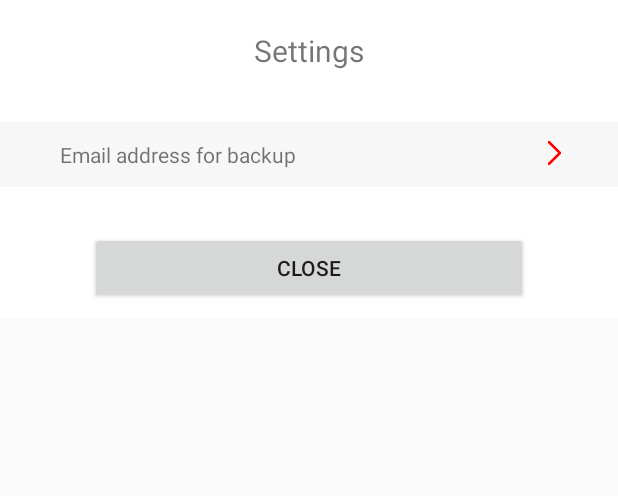
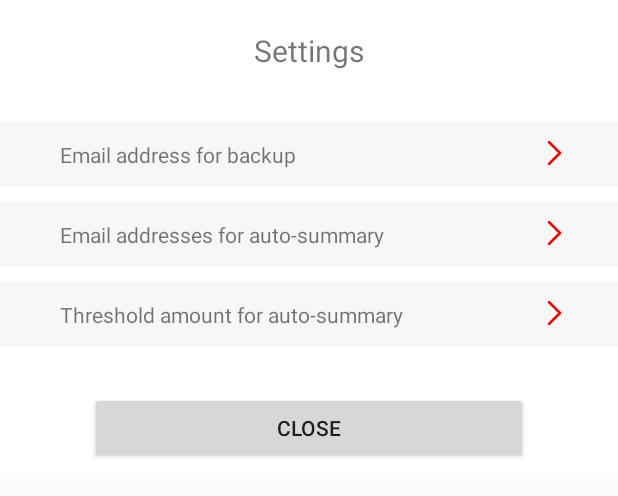
Before and after one commit to manangatangy/kidspend2, an Android app: the layout fragment_settings.xml on its own in the app's theme, with its tools: preview values and no code run, on a phone screen of 412 x 824 dp. Shown: the top 496 px of the screen. Run offline under Robolectric (Android 15) with nearby library versions, the phone set to English and light mode, and no system bars.

Commit message:
Add auto email prefs and settings

```diff
--- a/Kidspend2/app/src/main/res/layout/fragment_settings.xml
+++ b/Kidspend2/app/src/main/res/layout/fragment_settings.xml
@@ -59,9 +59,70 @@
                     android:hint="Backup Email Address"
                     android:maxLines="1" />
             </android.support.design.widget.TextInputLayout>
-
         </LinearLayout>
     </com.wolfie.kidspend2.view.component.settings.ItemEmailAddress>
+
+    <com.wolfie.kidspend2.view.component.settings.ItemAutoEmailTargets
+        android:id="@+id/setting_item_auto_email_targets"
+        android:layout_width="match_parent"
+        android:layout_height="wrap_content"
+        android:orientation="vertical"
+        >
+        <LinearLayout
+            android:layout_width="match_parent"
+            android:layout_height="wrap_content"
+            android:paddingLeft="10dp"
+            android:paddingRight="10dp"
+            android:layout_marginRight="10dp"
+            android:layout_marginLeft="10dp"
+            android:orientation="vertical"
+            >
+            <android.support.design.widget.TextInputLayout
+                android:id="@+id/input_layout_auto_email_targets"
+                android:layout_width="match_parent"
+                android:layout_height="wrap_content"
+                >
+                <EditText
+                    android:id="@+id/edit_text_auto_email_targets"
+                    android:layout_width="match_parent"
+                    android:layout_height="wrap_content"
+                    android:inputType="textEmailAddress"
+                    android:hint="Auto Email Addresses (space separated)"
+                    android:maxLines="10" />
+            </android.support.design.widget.TextInputLayout>
+        </LinearLayout>
+    </com.wolfie.kidspend2.view.component.settings.ItemAutoEmailTargets>
+
+    <com.wolfie.kidspend2.view.component.settings.ItemAutoEmailThreshold
+        android:id="@+id/setting_item_auto_email_threshold"
+        android:layout_width="match_parent"
+        android:layout_height="wrap_content"
+        android:orientation="vertical"
+        >
+        <LinearLayout
+            android:layout_width="match_parent"
+            android:layout_height="wrap_content"
+            android:paddingLeft="10dp"
+            android:paddingRight="10dp"
+            android:layout_marginRight="10dp"
+            android:layout_marginLeft="10dp"
+            android:orientation="vertical"
+            >
+            <android.support.design.widget.TextInputLayout
+                android:id="@+id/input_layout_auto_email_threshold"
+                android:layout_width="match_parent"
+                android:layout_height="wrap_content"
+                >
+                <EditText
+                    android:id="@+id/edit_text_auto_email_threshold"
+                    android:layout_width="match_parent"
+                    android:layout_height="wrap_content"
+                    android:inputType="number"
+                    android:hint="Auto Email Amount Threshold"
+                    android:maxLines="10" />
+            </android.support.design.widget.TextInputLayout>
+        </LinearLayout>
+    </com.wolfie.kidspend2.view.component.settings.ItemAutoEmailThreshold>
 
     <LinearLayout
         android:paddingTop="20dp"
```
Also changed, not shown: Kidspend2/app/src/main/java/com/wolfie/kidspend2/presenter/FilePresenter.java (+11 -2 lines), Kidspend2/app/src/main/java/com/wolfie/kidspend2/presenter/SettingsPresenter.java (+29 -56 lines), Kidspend2/app/src/main/java/com/wolfie/kidspend2/view/component/settings/ItemAutoEmailTargets.java (added, +61 -0 lines), Kidspend2/app/src/main/java/com/wolfie/kidspend2/view/component/settings/ItemAutoEmailThreshold.java (added, +61 -0 lines), Kidspend2/app/src/main/java/com/wolfie/kidspend2/view/fragment/SettingsFragment.java (+39 -5 lines), 1 other file.
